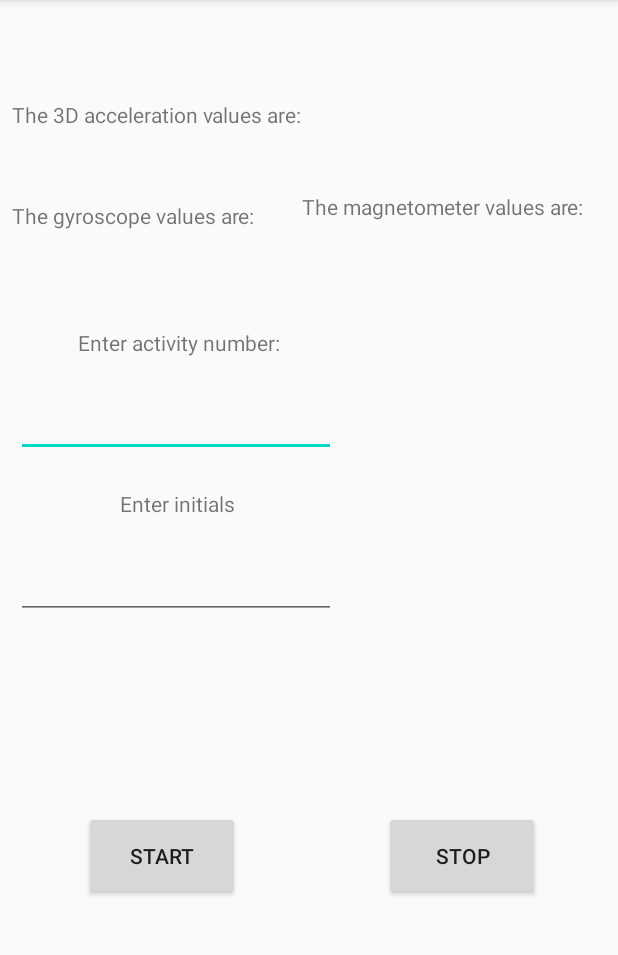
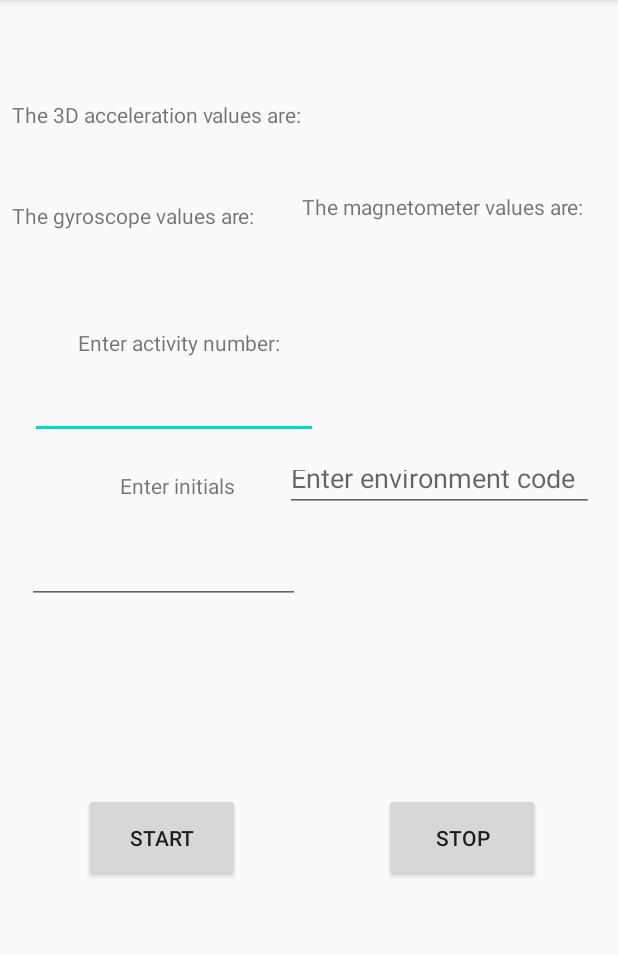
Before and after one commit to kungoyal/CS528-MagMask, an Android app: the screen it shows after launch (MainActivity), after a tap on "START", on a phone screen of 412 x 824 dp, the part 84-1039 px from its top. Run offline under Robolectric (Android 15) with nearby library versions, the phone set to English and light mode, and no system bars.

Commit message:
Environment tag addded

```diff
--- a/MagMask/app/src/main/java/com/example/shakedetection/MainActivity.java
+++ b/MagMask/app/src/main/java/com/example/shakedetection/MainActivity.java
@@ -29,6 +29,7 @@ public class MainActivity extends AppCompatActivity implements SensorEventListen
     private int activity_num;
     private int attempt_num = 0;
     private String initials;
+    private String env_code;
     private ArrayList<String> accel_data = new ArrayList<>();
     private ArrayList<String> gyro_data = new ArrayList<>();
     private ArrayList<String> magneto_data = new ArrayList<>();
@@ -54,7 +55,9 @@ public class MainActivity extends AppCompatActivity implements SensorEventListen
                     activity_num = 0;
                 }
                 EditText edit = (EditText) findViewById(R.id.editText2);
+                EditText edit2 = (EditText) findViewById(R.id.editText3);
                 initials = edit.getText().toString();
+                env_code = edit2.getText().toString();
                 onResume();
             }
         });
@@ -84,7 +87,7 @@ public class MainActivity extends AppCompatActivity implements SensorEventListen
         tv2.setText("");
         FileWriter writer = null;
         try {
-            String filename = initials + "_" + activity_num + "_" + attempt_num + ".csv";
+            String filename = initials + "_" + env_code + "_" + activity_num + "_" + attempt_num + ".csv";
             File filepath = new File(getExternalFilesDir(null)+filename);
             filepath.createNewFile();
             writer = new FileWriter(filepath);
--- a/MagMask/app/src/main/res/layout/activity_main.xml
+++ b/MagMask/app/src/main/res/layout/activity_main.xml
@@ -83,14 +83,14 @@
 
     <EditText
         android:id="@+id/editText"
-        android:layout_width="wrap_content"
-        android:layout_height="wrap_content"
+        android:layout_width="192dp"
+        android:layout_height="33dp"
         android:layout_marginTop="64dp"
-        android:layout_marginEnd="188dp"
+        android:layout_marginEnd="200dp"
         android:autofillHints=""
         android:ems="10"
         android:hint=""
-        android:inputType="phone|number"
+        android:inputType="number"
         app:layout_constraintEnd_toEndOf="parent"
         app:layout_constraintTop_toBottomOf="@+id/textView4"
         tools:ignore="LabelFor" />
@@ -105,16 +105,31 @@
         app:layout_constraintStart_toStartOf="parent"
         app:layout_constraintTop_toBottomOf="@+id/editText" />
 
+
     <EditText
         android:id="@+id/editText2"
-        android:layout_width="wrap_content"
-        android:layout_height="wrap_content"
+        android:layout_width="182dp"
+        android:layout_height="35dp"
         android:layout_marginTop="172dp"
-        android:layout_marginEnd="188dp"
+        android:layout_marginEnd="212dp"
         android:autofillHints=""
         android:ems="10"
         android:hint=""
         android:inputType="textCapCharacters"
+        app:layout_constraintEnd_toEndOf="parent"
+        app:layout_constraintTop_toBottomOf="@+id/textView4"
+        tools:ignore="LabelFor" />
+
+    <EditText
+        android:id="@+id/editText3"
+        android:layout_width="206dp"
+        android:layout_height="38dp"
+        android:layout_marginTop="108dp"
+        android:layout_marginEnd="16dp"
+        android:autofillHints=""
+        android:ems="10"
+        android:hint="@string/env_code"
+        android:inputType="number"
         app:layout_constraintEnd_toEndOf="parent"
         app:layout_constraintTop_toBottomOf="@+id/textView4"
         tools:ignore="LabelFor" />
--- a/MagMask/app/src/main/res/values/strings.xml
+++ b/MagMask/app/src/main/res/values/strings.xml
@@ -5,6 +5,7 @@
     <string name="magneto_title">The magnetometer values are:</string>
     <string name="activity">Enter activity number:</string>
     <string name="initials">Enter initials</string>
+    <string name="env_code">Enter environment code</string>
     <string name="start">Start</string>
     <string name="stop">Stop</string>
 <!--    <string name="coordinates">%1$2.5f,%2$2.5f,%3$2.5f</string>-->
```
